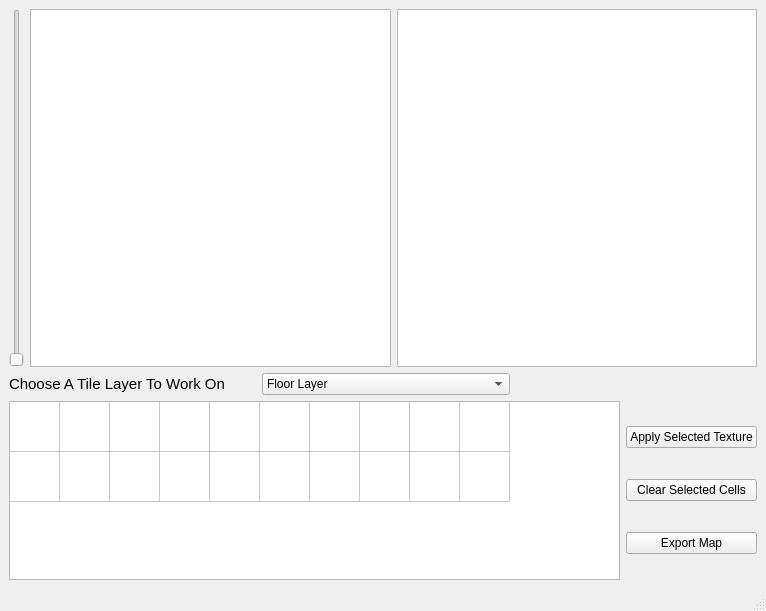
First picture: the form in Attempt 2/LevelDeveloper/mainwindow.ui, repository EoinAbbey-Maher/MainProject, before the edit.
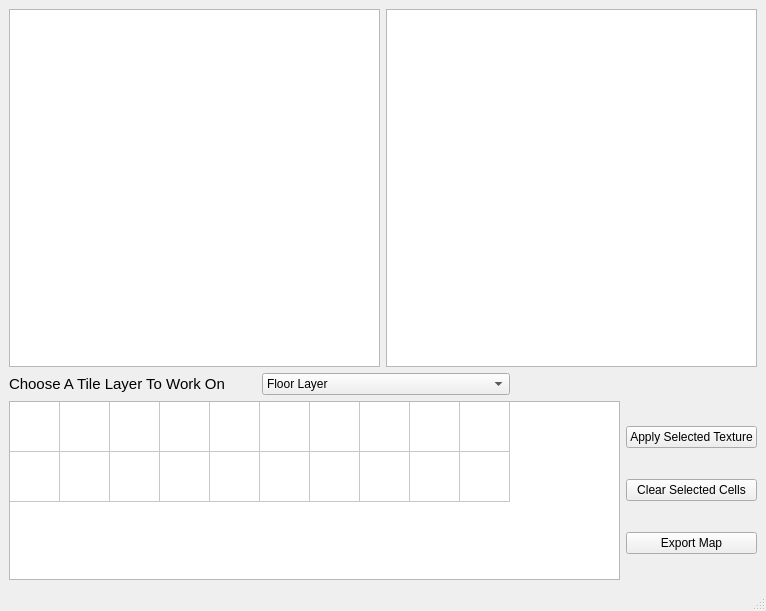
Second picture: the form after the edit.

```diff
--- a/Attempt 2/LevelDeveloper/mainwindow.ui
+++ b/Attempt 2/LevelDeveloper/mainwindow.ui
@@ -19,14 +19,7 @@
   <widget class="QWidget" name="centralwidget">
    <layout class="QVBoxLayout" name="verticalLayout_2" stretch="2,0,1">
     <item>
-     <layout class="QHBoxLayout" name="horizontalLayout_2" stretch="0,0,0">
-      <item>
-       <widget class="QSlider" name="m_zoomSlider">
-        <property name="orientation">
-         <enum>Qt::Vertical</enum>
-        </property>
-       </widget>
-      </item>
+     <layout class="QHBoxLayout" name="horizontalLayout_2" stretch="1,1">
       <item>
        <widget class="QGraphicsView" name="graphicsView">
         <property name="maximumSize">
```
